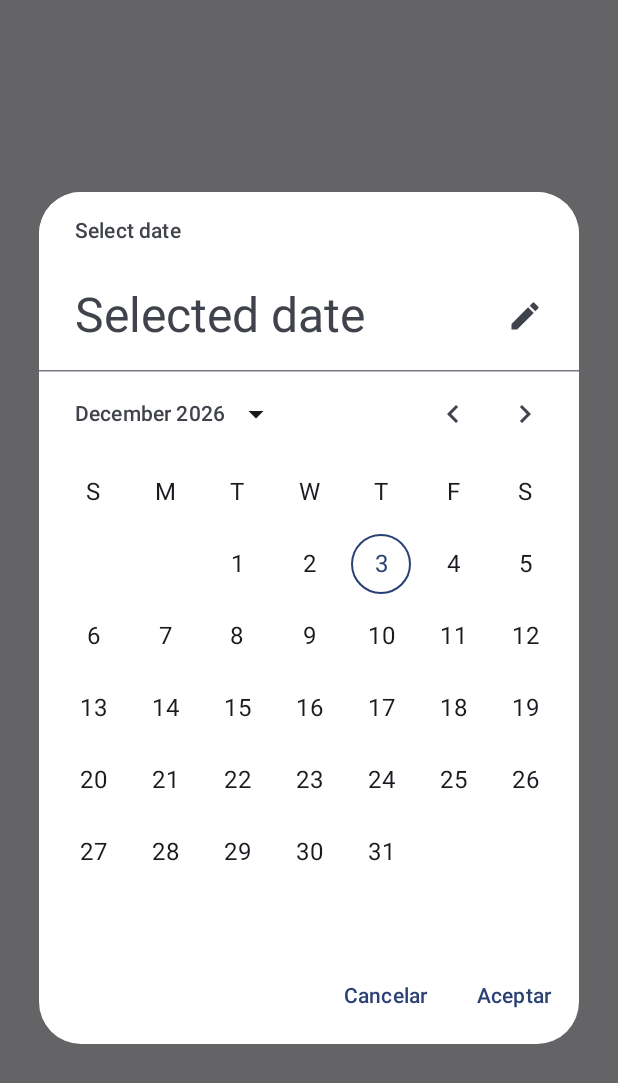
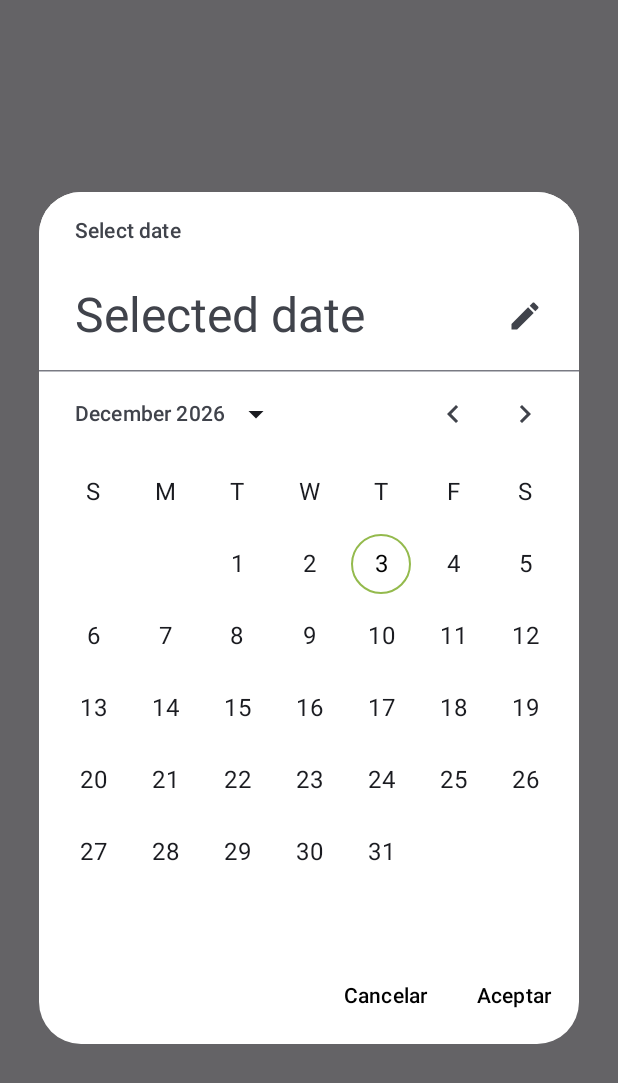
Before and after one commit to MarinaGonzalezT/Practica-Viewnext, an Android app built with Jetpack Compose: the composable FechaPicker called with empty values, on a phone screen of 412 x 824 dp. Shown: the top 1083 px of the screen. Run offline under Robolectric (Android 15) with nearby library versions, the phone set to English and light mode, and no system bars.

Commit message:
Mejoras
En las fechas se muestran los colores seleccionados y las líneas en verde.
Los checks también son verde y pueden seleccionarse y deseleccionarse pinchando en el texto.
En la pantalla de detalles se muestra por defecto la pantalla "Mi instalación"

```diff
--- a/app/src/main/java/com/viewnext/kotlinmvvm/core/ui/screens/Components.kt
+++ b/app/src/main/java/com/viewnext/kotlinmvvm/core/ui/screens/Components.kt
@@ -105,12 +105,18 @@ fun FechaPicker(
                     }
                 }
             }) {
-                Text(text = stringResource(R.string.aceptar))
+                Text(
+                    text = stringResource(R.string.aceptar),
+                    color = colorResource(R.color.black)
+                )
             }
         },
         dismissButton = {
             TextButton(onClick = onDismiss) {
-                Text(text = stringResource(R.string.cancelar))
+                Text(
+                    text = stringResource(R.string.cancelar),
+                    color = colorResource(R.color.black)
+                )
             }
         },
         colors = DatePickerDefaults.colors(
@@ -120,7 +126,10 @@ fun FechaPicker(
         DatePicker(
             state = datePickerState,
             colors = DatePickerDefaults.colors(
-                containerColor = colorResource(R.color.white)
+                containerColor = colorResource(R.color.white),
+                selectedDayContainerColor = colorResource(R.color.verde),
+                todayDateBorderColor = colorResource(R.color.verde),
+                todayContentColor = colorResource(R.color.black)
             )
         )
     }
--- a/app/src/main/java/com/viewnext/kotlinmvvm/core/ui/screens/smartSolar/SmartSolarScreen.kt
+++ b/app/src/main/java/com/viewnext/kotlinmvvm/core/ui/screens/smartSolar/SmartSolarScreen.kt
@@ -94,21 +94,19 @@ fun SeleccionItems() {
         stringResource(R.string.energia),
         stringResource(R.string.detalles)
     )
-    var selectedTadIndex by remember { mutableIntStateOf(-1) }
+    var selectedTadIndex by remember { mutableIntStateOf(0) }
 
     ScrollableTabRow(
         selectedTabIndex = selectedTadIndex.coerceAtLeast(0),
         edgePadding = 0.dp,
         divider = {},
         indicator = { posicion ->
-            if(selectedTadIndex >= 0) {
             TabRowDefaults.SecondaryIndicator(
                 color = colorResource(R.color.black),
                 modifier = Modifier
                     .tabIndicatorOffset(posicion[selectedTadIndex])
                     .height(2.dp)
             )
-            }
         },
         containerColor = colorResource(R.color.white),
         modifier = Modifier
@@ -133,7 +131,6 @@ fun SeleccionItems() {
             0 -> MiInstalacionContent()
             1 -> EnergiaContent()
             2 -> DetallesContent()
-            else -> {}
         }
     }
 }
```
Also changed, not shown: app/src/main/java/com/viewnext/kotlinmvvm/core/ui/screens/facturas/FiltrosScreen.kt (+9 -1 lines). Lines whose indentation alone changed are shown as unchanged.
